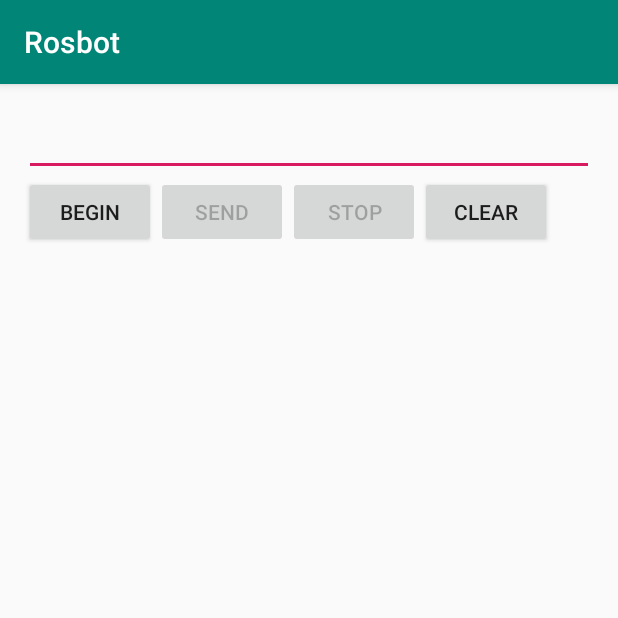
After one commit to AndroiDjo/QueryRobot, an Android app: the ArduinoCommunicate screen opened directly, with no data from a screen before it, on a phone screen of 412 x 824 dp, the top half of it. The commit adds this screen. Run offline under Robolectric (Android 15) with nearby library versions, the phone set to English and light mode, and no system bars; libraries missing offline, so code that uses them is left out: com.felhr.usbserial.

Commit message:
Научил общаться с Arduino по USB

```diff
--- a/app/build.gradle
+++ b/app/build.gradle
@@ -19,10 +19,11 @@ android {
 }
 
 dependencies {
-    implementation fileTree(dir: 'libs', include: ['*.jar'])
+    implementation fileTree(include: ['*.jar'], dir: 'libs')
     implementation 'com.android.support:appcompat-v7:28.0.0'
     implementation 'com.android.support.constraint:constraint-layout:1.1.3'
     testImplementation 'junit:junit:4.12'
     androidTestImplementation 'com.android.support.test:runner:1.0.2'
     androidTestImplementation 'com.android.support.test.espresso:espresso-core:3.0.2'
+    implementation project(':usbserial-4.5.2-release')
 }
--- /dev/null
+++ b/app/src/main/java/ru/rt/south/rosbot/ArduinoCommunicate.java
@@ -0,0 +1,176 @@
+package ru.rt.south.rosbot;
+
+import android.app.PendingIntent;
+import android.content.BroadcastReceiver;
+import android.content.Context;
+import android.content.Intent;
+import android.content.IntentFilter;
+import android.hardware.usb.UsbDevice;
+import android.hardware.usb.UsbDeviceConnection;
+import android.hardware.usb.UsbManager;
+import android.support.v7.app.AppCompatActivity;
+import android.os.Bundle;
+import android.util.Log;
+import android.view.View;
+import android.widget.Button;
+import android.widget.EditText;
+import android.widget.TextView;
+
+import java.io.UnsupportedEncodingException;
+import java.util.HashMap;
+import java.util.Map;
+
+import com.felhr.usbserial.UsbSerialDevice;
+import com.felhr.usbserial.UsbSerialInterface;
+
+public class ArduinoCommunicate extends AppCompatActivity {
+
+    public final String ACTION_USB_PERMISSION = "ru.rt.south.rosbot.USB_PERMISSION";
+    Button startButton, sendButton, clearButton, stopButton;
+    TextView textView;
+    EditText editText;
+    UsbManager usbManager;
+    UsbDevice device;
+    UsbSerialDevice serialPort;
+    UsbDeviceConnection connection;
+
+    UsbSerialInterface.UsbReadCallback mCallback = new UsbSerialInterface.UsbReadCallback() { //Defining a Callback which triggers whenever data is read.
+        @Override
+        public void onReceivedData(byte[] arg0) {
+            String data = null;
+            try {
+                data = new String(arg0, "UTF-8");
+                data.concat("/n");
+                tvAppend(textView, data);
+            } catch (UnsupportedEncodingException e) {
+                e.printStackTrace();
+            }
+
+
+        }
+    };
+
+    private final BroadcastReceiver broadcastReceiver = new BroadcastReceiver() { //Broadcast Receiver to automatically start and stop the Serial connection.
+        @Override
+        public void onReceive(Context context, Intent intent) {
+            if (intent.getAction().equals(ACTION_USB_PERMISSION)) {
+                boolean granted = intent.getExtras().getBoolean(UsbManager.EXTRA_PERMISSION_GRANTED);
+                if (granted) {
+                    connection = usbManager.openDevice(device);
+                    serialPort = UsbSerialDevice.createUsbSerialDevice(device, connection);
+                    if (serialPort != null) {
+                        if (serialPort.open()) { //Set Serial Connection Parameters.
+                            setUiEnabled(true);
+                            serialPort.setBaudRate(9600);
+                            serialPort.setDataBits(UsbSerialInterface.DATA_BITS_8);
+                            serialPort.setStopBits(UsbSerialInterface.STOP_BITS_1);
+                            serialPort.setParity(UsbSerialInterface.PARITY_NONE);
+                            serialPort.setFlowControl(UsbSerialInterface.FLOW_CONTROL_OFF);
+                            serialPort.read(mCallback);
+                            tvAppend(textView,"Serial Connection Opened!\n");
+
+                        } else {
+                            Log.d("SERIAL", "PORT NOT OPEN");
+                        }
+                    } else {
+                        Log.d("SERIAL", "PORT IS NULL");
+                    }
+                } else {
+                    Log.d("SERIAL", "PERM NOT GRANTED");
+                }
+            } else if (intent.getAction().equals(UsbManager.ACTION_USB_DEVICE_ATTACHED)) {
+                onClickStart(startButton);
+            } else if (intent.getAction().equals(UsbManager.ACTION_USB_DEVICE_DETACHED)) {
+                onClickStop(stopButton);
+
+            }
+        }
+
+        ;
+    };
+
+    @Override
+    protected void onCreate(Bundle savedInstanceState) {
+        super.onCreate(savedInstanceState);
+        setContentView(R.layout.activity_arduino_communicate);
+
+        usbManager = (UsbManager) getSystemService(this.USB_SERVICE);
+        startButton = (Button) findViewById(R.id.buttonStart);
+        sendButton = (Button) findViewById(R.id.buttonSend);
+        clearButton = (Button) findViewById(R.id.buttonClear);
+        stopButton = (Button) findViewById(R.id.buttonStop);
+        editText = (EditText) findViewById(R.id.editText);
+        textView = (TextView) findViewById(R.id.textView);
+        setUiEnabled(false);
+        IntentFilter filter = new IntentFilter();
+        filter.addAction(ACTION_USB_PERMISSION);
+        filter.addAction(UsbManager.ACTION_USB_DEVICE_ATTACHED);
+        filter.addAction(UsbManager.ACTION_USB_DEVICE_DETACHED);
+        registerReceiver(broadcastReceiver, filter);
+    }
+
+    public void setUiEnabled(boolean bool) {
+        startButton.setEnabled(!bool);
+        sendButton.setEnabled(bool);
+        stopButton.setEnabled(bool);
+        textView.setEnabled(bool);
+
+    }
+
+    public void onClickStart(View view) {
+
+        HashMap<String, UsbDevice> usbDevices = usbManager.getDeviceList();
+        if (!usbDevices.isEmpty()) {
+            boolean keep = true;
+            for (Map.Entry<String, UsbDevice> entry : usbDevices.entrySet()) {
+                device = entry.getValue();
+                int deviceVID = device.getVendorId();
+                if (deviceVID == 0x2341)//Arduino Vendor ID
+                {
+                    PendingIntent pi = PendingIntent.getBroadcast(this, 0, new Intent(ACTION_USB_PERMISSION), 0);
+                    usbManager.requestPermission(device, pi);
+                    keep = false;
+                } else {
+                    connection = null;
+                    device = null;
+                }
+
+                if (!keep)
+                    break;
+            }
+        }
+
+
+    }
+
+    public void onClickSend(View view) {
+        String string = editText.getText().toString();
+        serialPort.write(string.getBytes());
+        tvAppend(textView, "\nData Sent : " + string + "\n");
+
+    }
+
+    public void onClickStop(View view) {
+        setUiEnabled(false);
+        serialPort.close();
+        tvAppend(textView,"\nSerial Connection Closed! \n");
+
+    }
+
+    public void onClickClear(View view) {
+        textView.setText(" ");
+    }
+
+    private void tvAppend(TextView tv, CharSequence text) {
+        final TextView ftv = tv;
+        final CharSequence ftext = text;
+
+        runOnUiThread(new Runnable() {
+            @Override
+            public void run() {
+                ftv.append(ftext);
+            }
+        });
+    }
+
+}
--- /dev/null
+++ b/app/src/main/res/layout/activity_arduino_communicate.xml
@@ -0,0 +1,68 @@
+<RelativeLayout xmlns:android="http://schemas.android.com/apk/res/android"
+    xmlns:tools="http://schemas.android.com/tools" android:layout_width="match_parent"
+    android:layout_height="match_parent" android:paddingLeft="@dimen/activity_horizontal_margin"
+    android:paddingRight="@dimen/activity_horizontal_margin"
+    android:paddingTop="@dimen/activity_vertical_margin"
+    android:paddingBottom="@dimen/activity_vertical_margin" tools:context=".ArduinoCommunicate">
+
+    <EditText
+        android:layout_width="wrap_content"
+        android:layout_height="wrap_content"
+        android:id="@+id/editText"
+        android:layout_alignParentTop="true"
+        android:layout_alignParentRight="true"
+        android:layout_alignParentEnd="true"
+        android:layout_alignParentLeft="true"
+        android:layout_alignParentStart="true" />
+
+    <Button
+        android:layout_width="wrap_content"
+        android:layout_height="wrap_content"
+        android:text="Begin"
+        android:id="@+id/buttonStart"
+        android:layout_below="@+id/editText"
+        android:layout_alignParentLeft="true"
+        android:layout_alignParentStart="true"
+        android:onClick="onClickStart"/>
+
+    <Button
+        android:layout_width="wrap_content"
+        android:layout_height="wrap_content"
+        android:text="Send"
+        android:id="@+id/buttonSend"
+        android:onClick="onClickSend"
+        android:layout_below="@+id/editText"
+        android:layout_toRightOf="@+id/buttonStart"
+        android:layout_toEndOf="@+id/buttonStart" />
+
+    <TextView
+        android:layout_width="wrap_content"
+        android:layout_height="wrap_content"
+        android:id="@+id/textView"
+        android:layout_below="@+id/buttonSend"
+        android:layout_alignParentLeft="true"
+        android:layout_alignParentStart="true"
+        android:layout_alignRight="@+id/editText"
+        android:layout_alignEnd="@+id/editText"
+        android:layout_alignParentBottom="true" />
+
+    <Button
+        android:layout_width="wrap_content"
+        android:layout_height="wrap_content"
+        android:text="Stop"
+        android:id="@+id/buttonStop"
+        android:layout_below="@+id/editText"
+        android:layout_toRightOf="@+id/buttonSend"
+        android:layout_toEndOf="@+id/buttonSend"
+        android:onClick="onClickStop"/>
+
+    <Button
+        android:layout_width="wrap_content"
+        android:layout_height="wrap_content"
+        android:text="Clear"
+        android:id="@+id/buttonClear"
+        android:layout_below="@+id/editText"
+        android:layout_toRightOf="@+id/buttonStop"
+        android:layout_toEndOf="@+id/buttonStop"
+        android:onClick="onClickClear"/>
+</RelativeLayout>
--- a/app/src/main/res/menu/menu_main.xml
+++ b/app/src/main/res/menu/menu_main.xml
@@ -6,4 +6,9 @@
         android:orderInCategory="100"
         android:title="@string/sql_editor"
         app:showAsAction="never" />
+    <item
+        android:id="@+id/menu_arduino_communicate"
+        android:orderInCategory="200"
+        android:title="@string/arduino_communicate"
+        app:showAsAction="never" />
 </menu>
--- /dev/null
+++ b/app/src/main/res/values/dimens.xml
@@ -0,0 +1,6 @@
+<?xml version="1.0" encoding="utf-8"?>
+<resources>
+    <!-- Default screen margins, per the Android Design guidelines. -->
+    <dimen name="activity_horizontal_margin">16dp</dimen>
+    <dimen name="activity_vertical_margin">16dp</dimen>
+</resources>
--- a/app/src/main/res/values/strings.xml
+++ b/app/src/main/res/values/strings.xml
@@ -1,6 +1,7 @@
 <resources>
     <string name="app_name">Rosbot</string>
     <string name="sql_editor">SQL editor</string>
+    <string name="arduino_communicate">Arduino IO</string>
 
     <string name="smile_rating_terrible">Terrible</string>
     <string name="smile_rating_bad">Bad</string>
--- /dev/null
+++ b/app/src/main/res/xml/device_filter.xml
@@ -0,0 +1,5 @@
+<?xml version="1.0" encoding="utf-8"?>
+<resources>
+    <usb-device vendor-id="9025" />
+    <!-- Vendor ID of Arduino -->
+</resources>
--- a/settings.gradle
+++ b/settings.gradle
@@ -1 +1 @@
-include ':app'
+include ':app', ':usbserial-4.5.2-release'
--- /dev/null
+++ b/usbserial-4.5.2-release/build.gradle
@@ -0,0 +1,2 @@
+configurations.maybeCreate("default")
+artifacts.add("default", file('usbserial-4.5.2-release.aar'))
```
Also changed, not shown: app/src/main/AndroidManifest.xml (+8 -0 lines), app/src/main/java/ru/rt/south/rosbot/MainActivity.java (+7 -1 lines), 1 other file.
